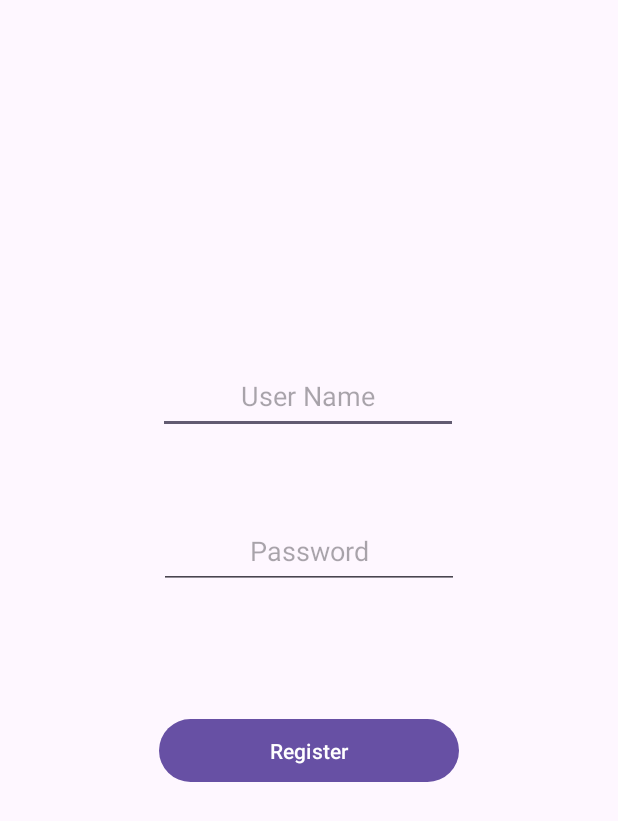
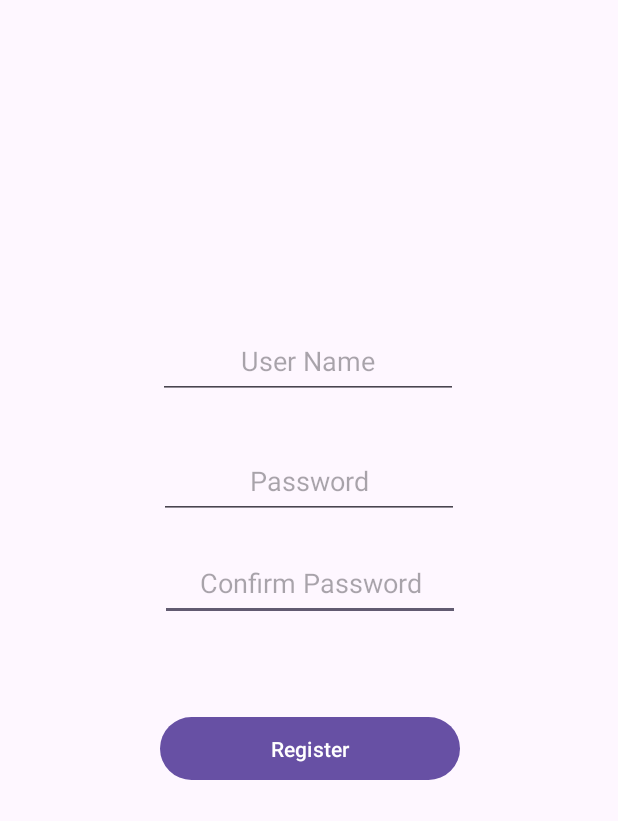
Before and after one commit to DylanBeach25/ShopstrisRepaired, an Android app: the CreateUser screen opened directly, with no data from a screen before it, on a phone screen of 412 x 824 dp. Shown: the top 821 px of the screen. Run offline under Robolectric (Android 15) with nearby library versions, the phone set to English and light mode, and no system bars.

Commit message:
Finishing basic designs for layouts and intent factory

```diff
--- a/app/src/main/java/com/example/myapplication/CreateUser.java
+++ b/app/src/main/java/com/example/myapplication/CreateUser.java
@@ -5,19 +5,45 @@ import androidx.appcompat.app.AppCompatActivity;
 import android.content.Context;
 import android.content.Intent;
 import android.os.Bundle;
+import android.view.View;
 import android.widget.Button;
 import android.widget.EditText;
+
+import com.example.myapplication.databinding.ActivityCreateUserBinding;
+import com.example.myapplication.databinding.ActivityMainBinding;
 
 public class CreateUser extends AppCompatActivity {
 
     EditText mUser_name;
     EditText mPassword;
+    EditText mConfirmPassword;
     Button mRegister;
+
+    ActivityCreateUserBinding mCreateUserBinding;
 
     @Override
     protected void onCreate(Bundle savedInstanceState) {
         super.onCreate(savedInstanceState);
         setContentView(R.layout.activity_create_user);
+
+        mCreateUserBinding = ActivityCreateUserBinding.inflate(getLayoutInflater());
+        View view = mCreateUserBinding.getRoot();
+
+        setContentView(view);
+
+        mRegister = mCreateUserBinding.button;
+        mConfirmPassword = mCreateUserBinding.confirmPassword;
+        mPassword = mCreateUserBinding.password;
+        mUser_name = mCreateUserBinding.userName;
+
+        mRegister.setOnClickListener(new View.OnClickListener() {
+            @Override
+            public void onClick(View v) {
+                Intent intent = MainActivity.getIntent(getApplicationContext());
+                startActivity(intent);
+            }
+        });
+
     }
 
     public static Intent getIntent(Context context){
--- a/app/src/main/res/layout/activity_create_user.xml
+++ b/app/src/main/res/layout/activity_create_user.xml
@@ -7,15 +7,31 @@
     tools:context=".CreateUser">
 
     <EditText
+        android:id="@+id/confirm_password"
+        android:layout_width="200dp"
+        android:layout_height="50dp"
+        android:layout_marginBottom="60dp"
+        android:autofillHints="password"
+        android:gravity="center"
+        android:hint="@string/confirm_password"
+        android:inputType="textPassword"
+        app:layout_constraintBottom_toTopOf="@+id/button"
+        app:layout_constraintEnd_toEndOf="parent"
+        app:layout_constraintHorizontal_bias="0.502"
+        app:layout_constraintStart_toStartOf="parent"
+        app:layout_constraintTop_toBottomOf="@+id/user_name"
+        app:layout_constraintVertical_bias="1.0" />
+
+    <EditText
         android:id="@+id/user_name"
-        android:autofillHints="password"
-        android:inputType="textPassword"
         android:layout_width="200dp"
         android:layout_height="50dp"
         android:layout_marginTop="216dp"
         android:layout_marginBottom="30dp"
+        android:autofillHints="password"
         android:gravity="center"
         android:hint="@string/user_name"
+        android:inputType="textPassword"
         app:layout_constraintBottom_toTopOf="@+id/password"
         app:layout_constraintEnd_toEndOf="parent"
         app:layout_constraintHorizontal_bias="0.497"
@@ -24,13 +40,13 @@
 
     <EditText
         android:id="@+id/password"
-        android:autofillHints="password"
-        android:inputType="textPassword"
         android:layout_width="200dp"
         android:layout_height="50dp"
         android:layout_marginBottom="60dp"
+        android:autofillHints="password"
         android:gravity="center"
         android:hint="@string/password"
+        android:inputType="textPassword"
         app:layout_constraintBottom_toTopOf="@+id/button"
         app:layout_constraintEnd_toEndOf="parent"
         app:layout_constraintStart_toStartOf="parent"
@@ -40,13 +56,13 @@
         android:id="@+id/button"
         android:layout_width="200dp"
         android:layout_height="50dp"
-        android:layout_marginBottom="275dp"
+        android:layout_marginTop="128dp"
+        android:text="@string/register"
         app:cornerRadius="50dp"
-        app:layout_constraintBottom_toBottomOf="parent"
         app:layout_constraintEnd_toEndOf="parent"
+        app:layout_constraintHorizontal_bias="0.502"
         app:layout_constraintStart_toStartOf="parent"
-        app:layout_constraintTop_toBottomOf="@+id/password"
-        android:text="@string/register"/>
+        app:layout_constraintTop_toBottomOf="@+id/password" />
 
 
 </androidx.constraintlayout.widget.ConstraintLayout>
--- a/app/src/main/res/values/strings.xml
+++ b/app/src/main/res/values/strings.xml
@@ -4,4 +4,5 @@
     <string name="user_name">User Name</string>
     <string name="password">Password</string>
     <string name="register">Register</string>
+    <string name="confirm_password">Confirm Password</string>
 </resources>
```
